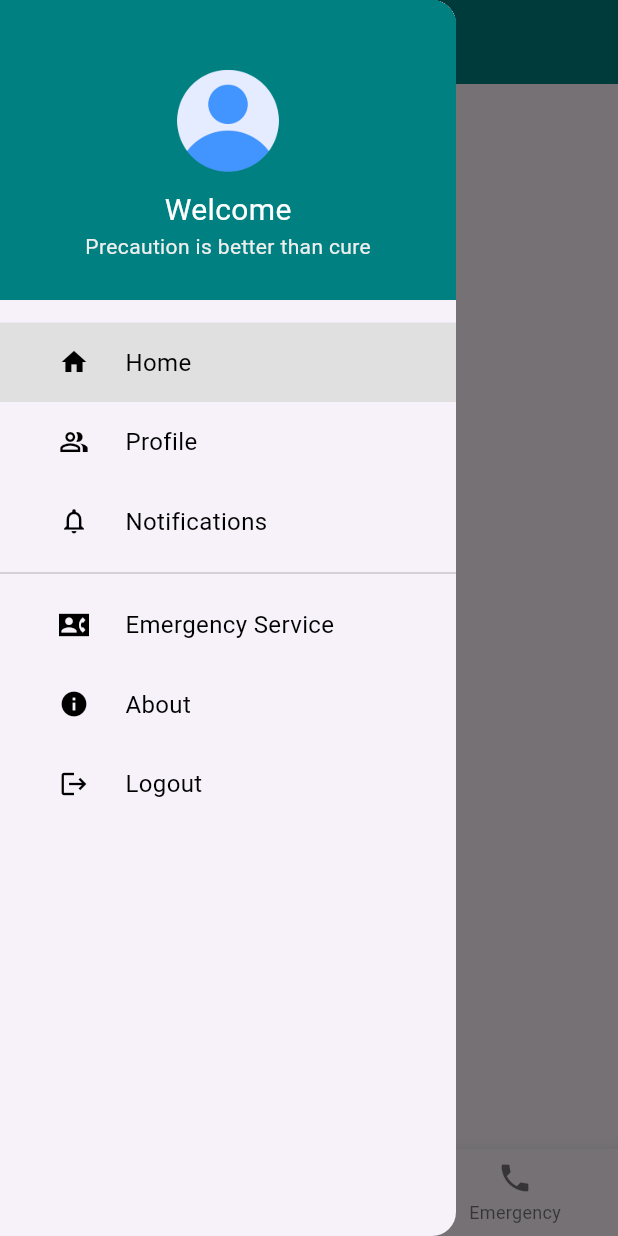
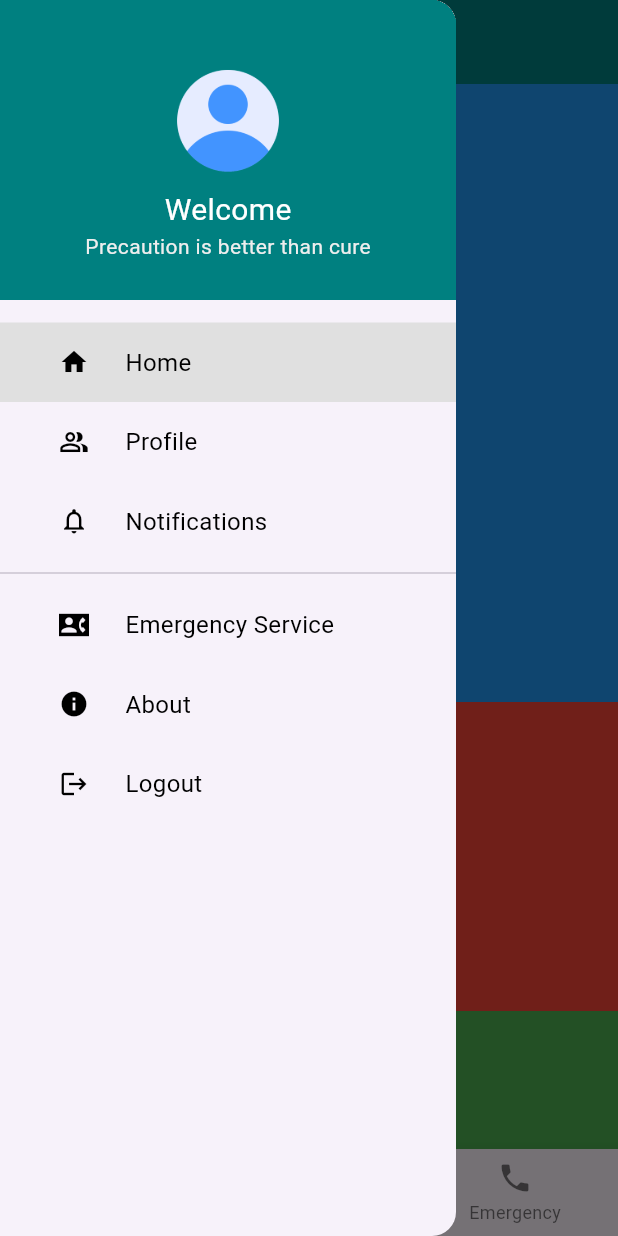
Before and after one commit to vihaanvijayvargiya/Swayam, a Flutter app: the screen it shows once a user with an empty profile is signed in, with the side drawer open, on a phone screen of 412 x 824 dp. Run offline on Flutter 3.47's test engine with Material 3 defaults, Android fonts, the phone set to English and light mode, and no system bars; our stand-ins replace cloud_firestore, firebase_auth, firebase_core, fluttertoast; missing offline and left inert: keyboard_hider; accounts and stored records are empty.

Commit message:
logo and home screen done

```diff
--- a/lib/screens/home_screen.dart
+++ b/lib/screens/home_screen.dart
@@ -54,7 +54,44 @@ class _HomeScreenState extends State<HomeScreen> {
         ),
         centerTitle: true,
       ),
-      body: _widgetOptions.elementAt(_selectedIndex),
+      body: SingleChildScrollView(
+        child: Column(
+          children: [
+            // Widgets for ECG, Heart Rate, and SpO2
+            Container(
+              height: MediaQuery.of(context).size.height / 2, // Half of the screen
+              color: Colors.blue,
+              child: Row(
+                children: [
+                  Icon(Icons.favorite, color: Colors.white), // ECG icon
+                  Text('ECG', style: TextStyle(color: Colors.white)), // ECG text
+                ],
+              ),
+            ),
+            Container(
+              height: MediaQuery.of(context).size.height / 4, // 1/4 of the screen
+              color: Colors.red,
+              child: Row(
+                children: [
+                  Icon(Icons.favorite, color: Colors.white), // Heart rate icon
+                  Text('Heart Rate', style: TextStyle(color: Colors.white)), // Heart rate text
+                ],
+              ),
+            ),
+            Container(
+              height: MediaQuery.of(context).size.height / 4, // 1/4 of the screen
+              color: Colors.green,
+              child: Row(
+                children: [
+                  Icon(Icons.favorite, color: Colors.white), // SpO2 icon
+                  Text('SpO2', style: TextStyle(color: Colors.white)), // SpO2 text
+                ],
+              ),
+            ),
+            // End of widgets for ECG, Heart Rate, and SpO2
+          ],
+        ),
+      ),
       drawer: Drawer(
         child: SingleChildScrollView(
           child: Container(
--- a/pubspec.yaml
+++ b/pubspec.yaml
@@ -49,6 +49,12 @@ dependencies:
 dev_dependencies:
   flutter_test:
     sdk: flutter
+  flutter_launcher_icons: "^0.13.1"
+
+flutter_icons:
+  android: "launcher_icon"
+  ios: true
+  image_path: "assets/images/logo.png"
 
   # The "flutter_lints" package below contains a set of recommended lints to
   # encourage good coding practices. The lint set provided by the package is
```
Also changed, not shown: assets/images/logo.png (added), pubspec.lock, 27 other files.
